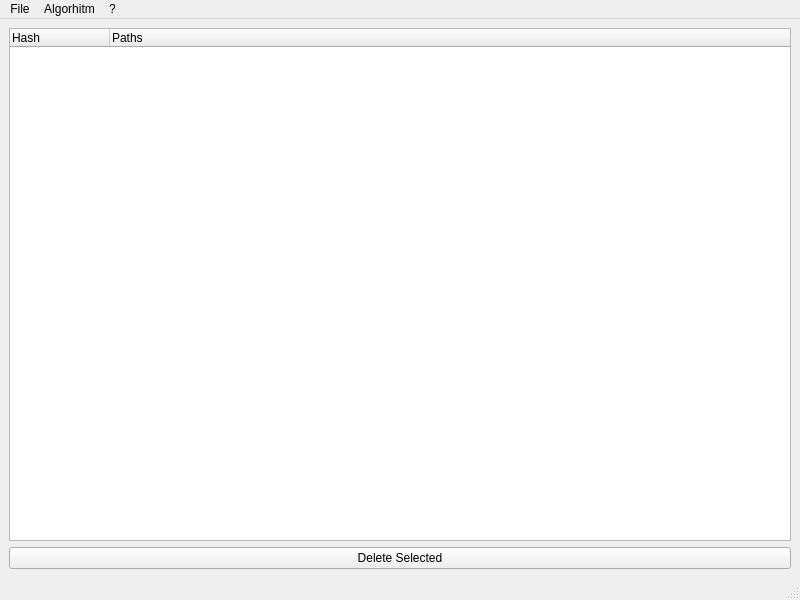
The window that mainwindow.ui (visuve/Duff) describes before a commit, drawn with Qt 5.
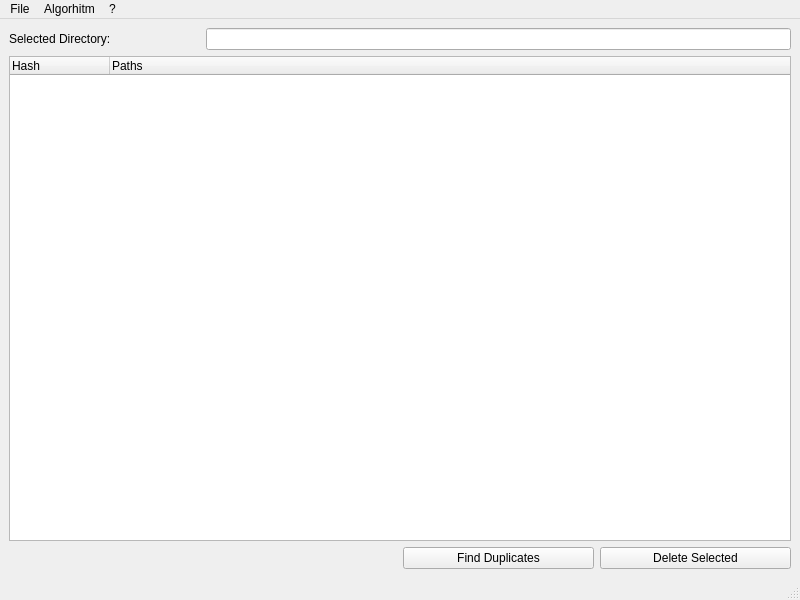
The same window after the commit.

Commit message: Refactor code & add line edit for path

```diff
--- a/mainwindow.ui
+++ b/mainwindow.ui
@@ -15,7 +15,31 @@
   </property>
   <widget class="QWidget" name="centralwidget">
    <layout class="QGridLayout" name="gridLayout">
+    <item row="0" column="1" colspan="3">
+     <widget class="QLineEdit" name="lineEditSelectedDirectory"/>
+    </item>
+    <item row="2" column="2">
+     <widget class="QPushButton" name="pushButtonFindDuplicates">
+      <property name="text">
+       <string>Find Duplicates</string>
+      </property>
+     </widget>
+    </item>
     <item row="0" column="0">
+     <widget class="QLabel" name="labelSelectedDirectory">
+      <property name="text">
+       <string>Selected Directory:</string>
+      </property>
+     </widget>
+    </item>
+    <item row="2" column="3">
+     <widget class="QPushButton" name="pushButtonDeleteSelected">
+      <property name="text">
+       <string>Delete Selected</string>
+      </property>
+     </widget>
+    </item>
+    <item row="1" column="0" colspan="4">
      <widget class="QTreeWidget" name="treeWidgetSummary">
       <column>
        <property name="text">
@@ -29,13 +53,6 @@
       </column>
      </widget>
     </item>
-    <item row="1" column="0">
-     <widget class="QPushButton" name="pushButtonDeleteSelected">
-      <property name="text">
-       <string>Delete Selected</string>
-      </property>
-     </widget>
-    </item>
    </layout>
   </widget>
   <widget class="QMenuBar" name="menuBarMain">
```
The commit also changes 2 other files.
